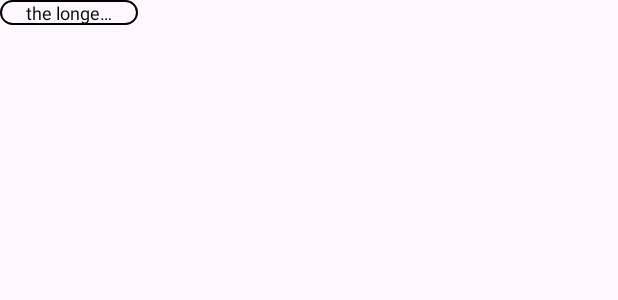
After one commit to muasdev/MovieDB-Android, an Android app: the layout item_list_genre.xml on its own in the app's theme, with its tools: preview values and no code run, on a phone screen of 412 x 824 dp. The commit adds this screen. Shown: the top 300 px of the screen. Run offline under Robolectric (Android 15) with nearby library versions, the phone set to English and light mode, and no system bars; network calls fail.

Commit message:
done genre list of movie feature

```diff
--- a/app/src/main/java/com/muasdev/moviedb_android/data/repository/MovieRepositoryImpl.kt
+++ b/app/src/main/java/com/muasdev/moviedb_android/data/repository/MovieRepositoryImpl.kt
@@ -20,7 +20,7 @@ class MovieRepositoryImpl @Inject constructor(
         emit(Resource.Loading())
         try {
             val response = remoteMoviesSource.getAllGenresForMovie()
-            GenresMapperToDomain().mapFrom(response)
+            emit(Resource.Success(GenresMapperToDomain().mapFrom(response)))
         } catch (e: HttpException) {
             val errorMessage = e.handleHttpException()
             emit(Resource.Error(message = errorMessage))
--- a/app/src/main/java/com/muasdev/moviedb_android/domain/usecase/GetDiscoverMoviesPagingByGenreUseCase.kt
+++ b/app/src/main/java/com/muasdev/moviedb_android/domain/usecase/GetDiscoverMoviesPagingByGenreUseCase.kt
@@ -8,7 +8,7 @@ class GetDiscoverMoviesPagingByGenreUseCase @Inject constructor(
 ) {
     suspend operator fun invoke(page: Int?, genreId: String?) =
         moviePagingRepository.getPagingDiscoverMovieByGenre(
-            page = page,
+            page = if (page == 0) null else page,
             genreId = genreId
         )
 }
--- a/app/src/main/java/com/muasdev/moviedb_android/ui/MainViewModel.kt
+++ b/app/src/main/java/com/muasdev/moviedb_android/ui/MainViewModel.kt
@@ -36,7 +36,6 @@ class MainViewModel @Inject constructor(
 
     init {
         getAllGenresForMovie()
-        getPagingDiscoverMovies()
     }
 
     private fun getAllGenresForMovie() {
@@ -55,6 +54,7 @@ class MainViewModel @Inject constructor(
                             isGenresLoading = false,
                             errorMessage = null,
                         )
+                        getPagingDiscoverMovies()
                     }
                     is Resource.Error -> {
                         _state.value = state.value.copy(
--- a/app/src/main/java/com/muasdev/moviedb_android/ui/adapter/PagingDiscoverMoviesAdapter.kt
+++ b/app/src/main/java/com/muasdev/moviedb_android/ui/adapter/PagingDiscoverMoviesAdapter.kt
@@ -10,7 +10,7 @@ import com.muasdev.moviedb_android.databinding.ItemListDiscoverMoviesBinding
 import com.muasdev.moviedb_android.domain.model.discover.Result
 
 class PagingDiscoverMoviesAdapter:
-    PagingDataAdapter<Result, PagingDiscoverMoviesAdapter.EpisodeViewHolder>(EpisodeComparator) {
+    PagingDataAdapter<Result, PagingDiscoverMoviesAdapter.EpisodeViewHolder>(DiffCallback) {
 
     override fun onCreateViewHolder(parent: ViewGroup, viewType: Int) =
         EpisodeViewHolder(
@@ -40,7 +40,7 @@ class PagingDiscoverMoviesAdapter:
         }
     }
 
-    object EpisodeComparator : DiffUtil.ItemCallback<Result>() {
+    object DiffCallback : DiffUtil.ItemCallback<Result>() {
         override fun areItemsTheSame(oldItem: Result, newItem: Result) =
             oldItem.id == newItem.id
 
--- /dev/null
+++ b/app/src/main/res/drawable/bg_genre_normal.xml
@@ -0,0 +1,10 @@
+<?xml version="1.0" encoding="utf-8"?>
+<shape xmlns:android="http://schemas.android.com/apk/res/android">
+    <stroke
+        android:width="1dp"
+        android:color="@color/black"
+        />
+    <corners
+        android:radius="24dp"
+        />
+</shape>
--- /dev/null
+++ b/app/src/main/res/drawable/bg_genre_selected.xml
@@ -0,0 +1,9 @@
+<?xml version="1.0" encoding="utf-8"?>
+<shape xmlns:android="http://schemas.android.com/apk/res/android">
+    <corners
+        android:radius="24dp"
+        />
+    <solid
+        android:color="@color/blue"
+        />
+</shape>
--- /dev/null
+++ b/app/src/main/res/drawable/bg_genre_selector.xml
@@ -0,0 +1,5 @@
+<?xml version="1.0" encoding="utf-8"?>
+<selector xmlns:android="http://schemas.android.com/apk/res/android">
+    <item android:state_selected="true" android:drawable="@drawable/bg_genre_selected" />
+    <item android:drawable="@drawable/bg_genre_normal" />
+</selector>
--- /dev/null
+++ b/app/src/main/res/layout/item_list_genre.xml
@@ -0,0 +1,24 @@
+<?xml version="1.0" encoding="utf-8"?>
+<androidx.constraintlayout.widget.ConstraintLayout xmlns:android="http://schemas.android.com/apk/res/android"
+    android:layout_width="100dp"
+    android:layout_height="wrap_content"
+    xmlns:app="http://schemas.android.com/apk/res-auto"
+    android:paddingEnd="8dp"
+    xmlns:tools="http://schemas.android.com/tools">
+
+    <androidx.appcompat.widget.AppCompatTextView
+        android:id="@+id/tvNameGenre"
+        android:layout_width="wrap_content"
+        android:layout_height="match_parent"
+        tools:text="the longest genre name"
+        android:textSize="12sp"
+        android:gravity="center"
+        android:maxLines="1"
+        android:ellipsize="end"
+        android:textColor="@color/black"
+        android:background="@drawable/bg_genre_selector"
+        android:paddingHorizontal="16dp"
+        app:layout_constraintStart_toStartOf="parent"
+        />
+
+</androidx.constraintlayout.widget.ConstraintLayout>
--- a/app/src/main/res/values/colors.xml
+++ b/app/src/main/res/values/colors.xml
@@ -2,4 +2,5 @@
 <resources>
     <color name="black">#FF000000</color>
     <color name="white">#FFFFFFFF</color>
+    <color name="blue">#2196F3</color>
 </resources>
```
Also changed, not shown: app/src/main/java/com/muasdev/moviedb_android/ui/MainActivity.kt (+29 -9 lines), app/src/main/java/com/muasdev/moviedb_android/ui/adapter/GenresAdapter.kt (added, +58 -0 lines), app/src/main/res/layout/activity_main.xml (+7 -6 lines).
